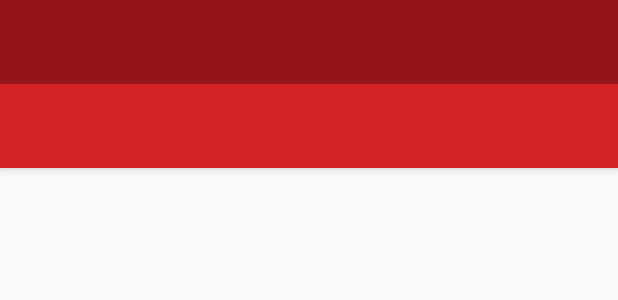
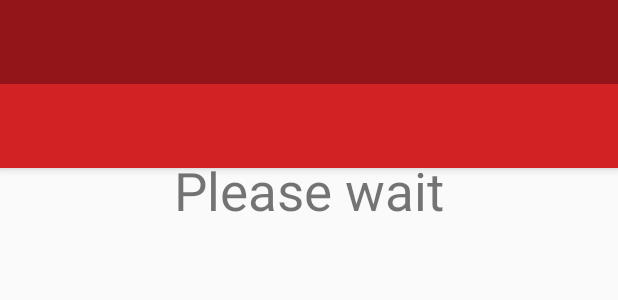
Before and after one commit to nuclear-stars/8bis, an Android app: the layout activity_restaurants.xml on its own in the app's theme, with its tools: preview values and no code run, on a phone screen of 412 x 824 dp. Shown: the top 300 px of the screen. Run offline under Robolectric (Android 15) with nearby library versions, the phone set to English and light mode, and no system bars.

Commit message:
restaurants from server

```diff
--- a/android/8bis/app/src/main/java/a8bis/a8bis/JSONParser.java
+++ b/android/8bis/app/src/main/java/a8bis/a8bis/JSONParser.java
@@ -13,7 +13,7 @@ import java.io.UnsupportedEncodingException;
 import org.apache.http.HttpEntity;
 import org.apache.http.HttpResponse;
 import org.apache.http.client.ClientProtocolException;
-import org.apache.http.client.methods.HttpPost;
+import org.apache.http.client.methods.HttpGet;
 import org.apache.http.impl.client.DefaultHttpClient;
 import org.json.JSONException;
 import org.json.JSONObject;
@@ -36,9 +36,9 @@ public class JSONParser {
         try {
             // defaultHttpClient
             DefaultHttpClient httpClient = new DefaultHttpClient();
-            HttpPost httpPost = new HttpPost(url);
+            HttpGet httpGet = new HttpGet(url);
 
-            HttpResponse httpResponse = httpClient.execute(httpPost);
+            HttpResponse httpResponse = httpClient.execute(httpGet);
             HttpEntity httpEntity = httpResponse.getEntity();
             is = httpEntity.getContent();
 
--- a/android/8bis/app/src/main/res/layout/activity_restaurants.xml
+++ b/android/8bis/app/src/main/res/layout/activity_restaurants.xml
@@ -12,13 +12,15 @@
         xmlns:app="http://schemas.android.com/apk/res-auto"
         xmlns:tools="http://schemas.android.com/tools"
         android:layout_width="match_parent"
-        android:layout_height="match_parent"
+        android:layout_height="wrap_content"
         tools:context="a8bis.a8bis.RestaurantsActivity">
+
+        <include layout="@layout/app_bar" />
+
         <include
-            layout="@layout/app_bar" />
-
-        <include layout="@layout/content_restaurants"
-            android:id="@+id/include2" />
+            android:id="@+id/layout_restaurants"
+            layout="@layout/content_restaurants"
+            android:layout_height="wrap_content" />
 
     </android.support.design.widget.CoordinatorLayout>
 
--- a/android/8bis/app/src/main/res/layout/content_restaurants.xml
+++ b/android/8bis/app/src/main/res/layout/content_restaurants.xml
@@ -1,11 +1,37 @@
 <?xml version="1.0" encoding="utf-8"?>
-<android.support.constraint.ConstraintLayout xmlns:android="http://schemas.android.com/apk/res/android"
-    xmlns:app="http://schemas.android.com/apk/res-auto"
+<LinearLayout xmlns:android="http://schemas.android.com/apk/res/android"
     xmlns:tools="http://schemas.android.com/tools"
     android:layout_width="match_parent"
     android:layout_height="match_parent"
-    app:layout_behavior="@string/appbar_scrolling_view_behavior"
+    android:orientation="vertical"
     tools:context="a8bis.a8bis.RestaurantsActivity"
-    tools:showIn="@layout/app_bar">
+    tools:showIn="@layout/activity_restaurants">
 
-</android.support.constraint.ConstraintLayout>
+    <LinearLayout xmlns:android="http://schemas.android.com/apk/res/android"
+        android:orientation="horizontal"
+        android:layout_width="match_parent"
+        android:layout_height="wrap_content">
+
+        <TextView
+            android:id="@+id/textView3"
+            android:layout_width="match_parent"
+            android:layout_height="wrap_content"
+            android:gravity="center"
+            android:text="Loading..."
+            android:textSize="35sp" />
+    </LinearLayout>
+    <LinearLayout xmlns:android="http://schemas.android.com/apk/res/android"
+        android:orientation="horizontal"
+        android:layout_width="match_parent"
+        android:layout_height="wrap_content">
+
+        <TextView
+            android:id="@+id/textView4"
+            android:layout_width="match_parent"
+            android:layout_height="wrap_content"
+            android:gravity="center"
+            android:text="Please wait"
+            android:textSize="35sp" />
+    </LinearLayout>
+
+</LinearLayout>
```
Also changed, not shown: android/8bis/app/src/main/java/a8bis/a8bis/JsonRequestTask.java (added, +36 -0 lines), android/8bis/app/src/main/java/a8bis/a8bis/RestaurantsActivity.java (+40 -0 lines), android/8bis/app/src/main/res/layout/layout_restaurant.xml (added, +12 -0 lines).
